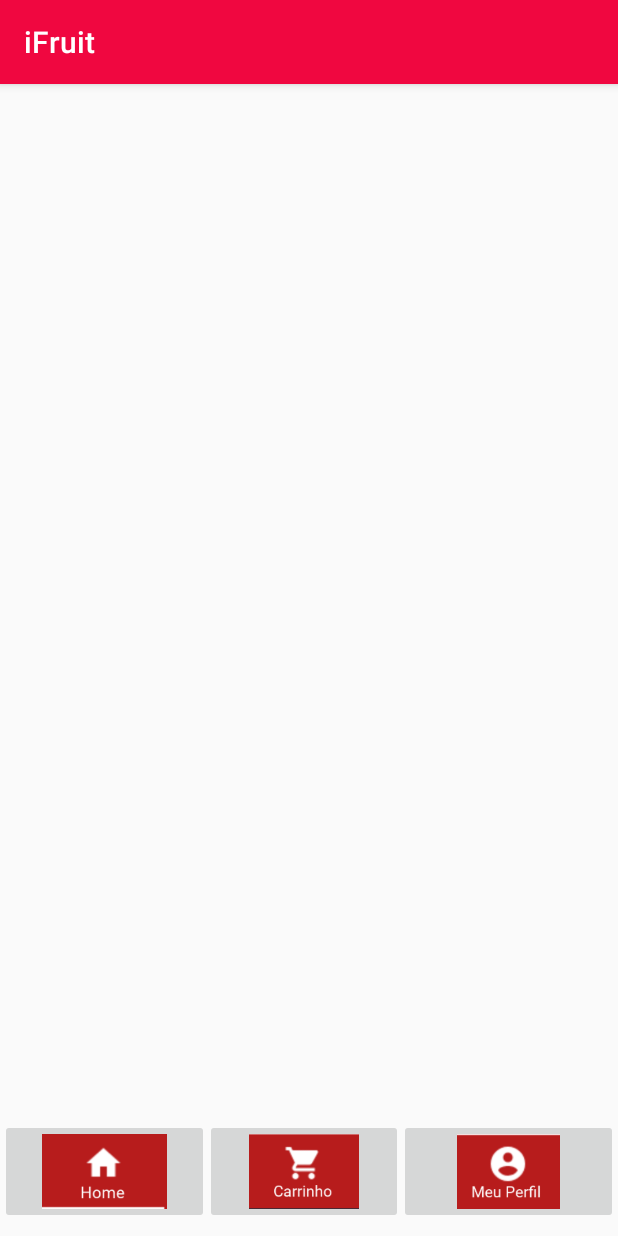
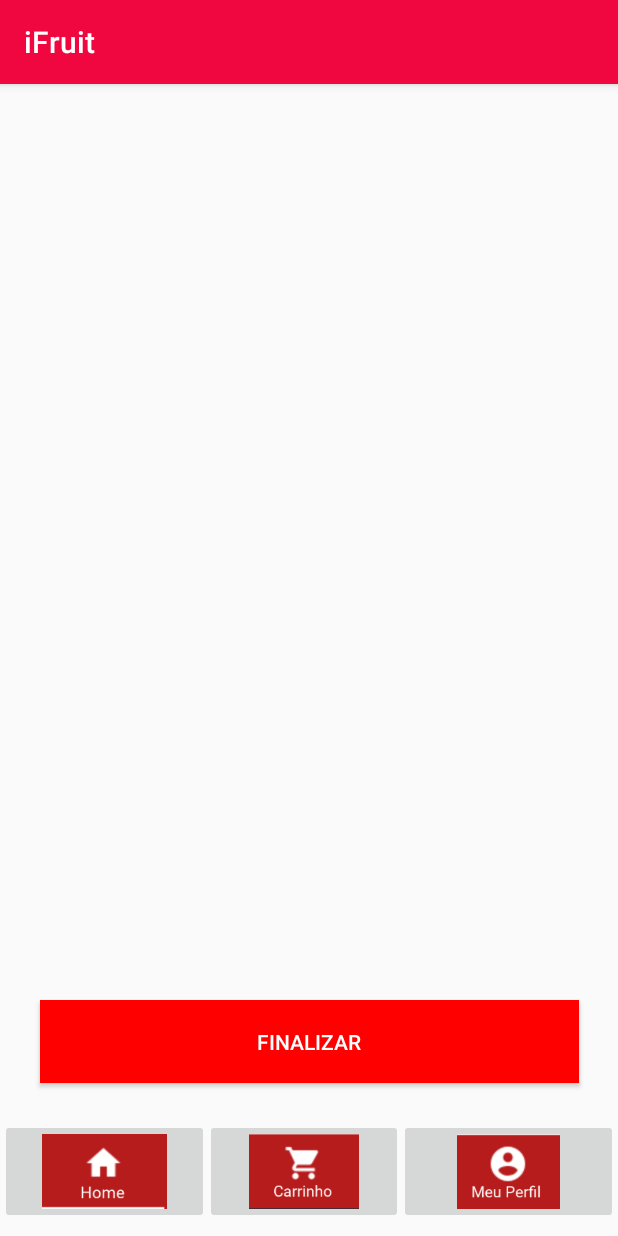
Before and after one commit to kimberlyplima/ifruit, an Android app: the CarrinhoDeComprasActivity screen opened directly, with no data from a screen before it, on a phone screen of 412 x 824 dp. Run offline under Robolectric (Android 15) with nearby library versions, the phone set to English and light mode, and no system bars.

Commit message:
layout com botao finalizar

```diff
--- a/app/src/main/res/layout/activity_carrinho_de_compras.xml
+++ b/app/src/main/res/layout/activity_carrinho_de_compras.xml
@@ -5,6 +5,29 @@
     android:layout_width="match_parent"
     android:layout_height="match_parent"
     tools:context=".CarrinhoDeComprasActivity">
+
+    <android.support.v7.widget.RecyclerView
+        android:id="@+id/recycler_view"
+        android:layout_width="410dp"
+        android:layout_height="553dp"
+        android:layout_alignParentTop="true"
+        android:layout_alignParentBottom="true"
+        android:layout_marginTop="0dp"
+        android:layout_marginBottom="69dp"></android.support.v7.widget.RecyclerView>
+
+    <Button
+        android:id="@+id/btn_login"
+        android:layout_width="359dp"
+        android:layout_height="55dp"
+        android:layout_marginStart="8dp"
+        android:layout_marginEnd="8dp"
+        android:layout_marginBottom="24dp"
+        android:background="@color/colorButton"
+        android:text="Finalizar"
+        android:textColor="@color/colorText"
+        app:layout_constraintBottom_toTopOf="@+id/imageButtonCarrinho"
+        app:layout_constraintEnd_toEndOf="parent"
+        app:layout_constraintStart_toStartOf="parent" />
 
     <ImageButton
         android:id="@+id/imageButtonHome"
```
Also changed, not shown: app/src/main/res/layout/layout_listcesta.xml (added, +56 -0 lines), app/src/main/res/drawable/mais.PNG (added), app/src/main/res/drawable/menos.PNG (added).
